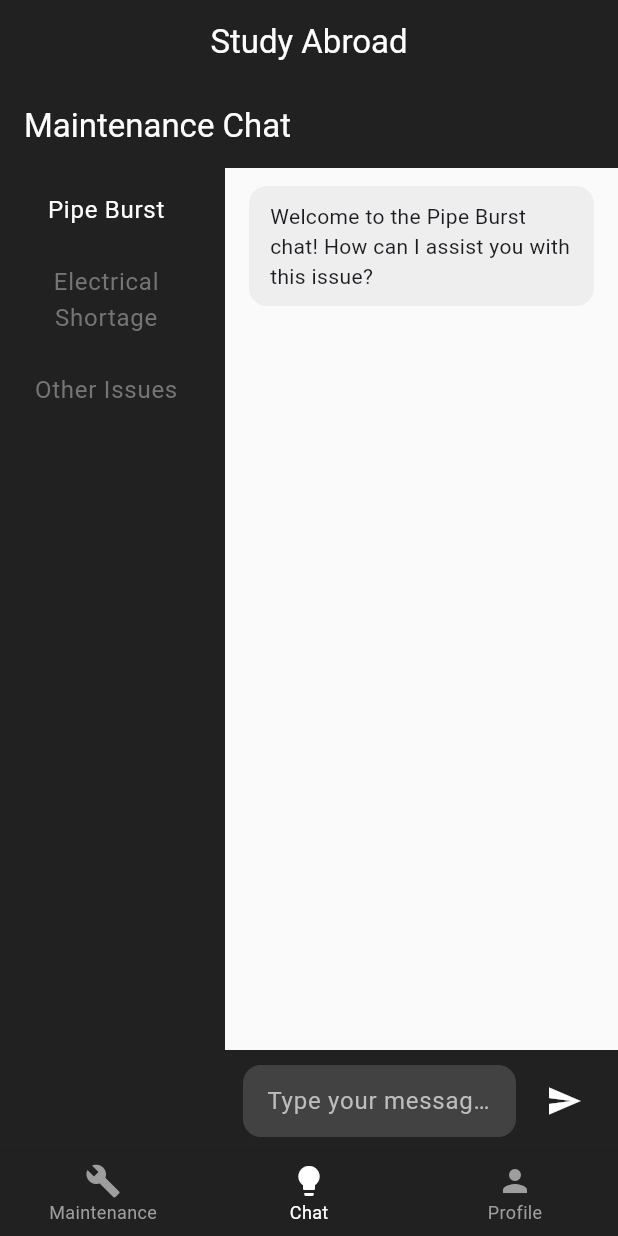
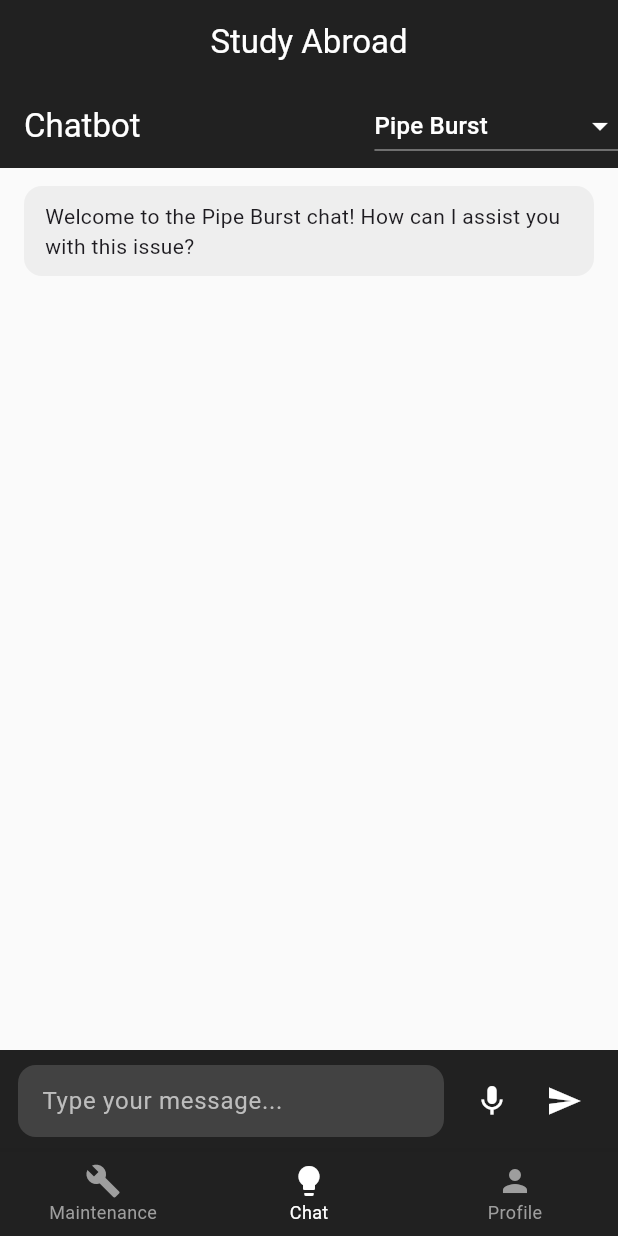
Before and after one commit to danielpack212/arecapp, a Flutter app: the screen it shows once a user with an empty profile is signed in, item 2 of the bottom bar chosen, after a tap on the "send" icon, on a phone screen of 412 x 824 dp. Run offline on Flutter 3.47's test engine with Material 3 defaults, Android fonts, the phone set to English and light mode, and no system bars; our stand-ins replace cloud_firestore, firebase_auth, firebase_core, firebase_messaging, flutter_local_notifications, speech_to_text; accounts and stored records are empty; network calls fail.

Commit message:
updated webApp to have scroll, VTT, and http chats

```diff
--- a/lib/home_page.dart
+++ b/lib/home_page.dart
@@ -1,6 +1,9 @@
 import 'package:flutter/material.dart';
 import 'package:flutter/foundation.dart' show kIsWeb;
-import 'sidebar.dart';  // Import the Sidebar widget
+import 'package:http/http.dart' as http;
+import 'dart:convert';
+import 'package:speech_to_text/speech_to_text.dart' as stt;
+import 'sidebar.dart';
 
 class ChatbotPage extends StatefulWidget {
   @override
@@ -9,6 +12,8 @@ class ChatbotPage extends StatefulWidget {
 
 class _ChatbotPageState extends State<ChatbotPage> {
   final TextEditingController _controller = TextEditingController();
+  final ScrollController _scrollController = ScrollController();
+
   List<List<Map<String, String>>> conversations = [
     [{'sender': 'bot', 'text': 'Welcome to the Pipe Burst chat! How can I assist you with this issue?'}],
     [{'sender': 'bot', 'text': 'Welcome to the Electrical Shortage chat! What details can you provide about the problem?'}],
@@ -18,16 +23,88 @@ class _ChatbotPageState extends State<ChatbotPage> {
 
   List<String> chatTitles = ['Pipe Burst', 'Electrical Shortage', 'Other Issues'];
 
-  void _sendMessage(String message) {
+  bool _isListening = false;
+  String _speechText = '';
+  stt.SpeechToText _speech = stt.SpeechToText();
+
+  bool isWebPlatform() {
+    return kIsWeb;
+  }
+
+  void _sendMessage(String message) async {
     if (message.trim().isEmpty) return;
+
     setState(() {
       conversations[selectedConversationIndex].add({'sender': 'user', 'text': message});
-      conversations[selectedConversationIndex].add({
-        'sender': 'bot',
-        'text': 'Thank you for providing information about the ${chatTitles[selectedConversationIndex]}. A technician will review your message and respond shortly.'
+    });
+
+    _controller.clear();
+    _scrollToBottom();
+
+    try {
+      final response = await http.post(
+        Uri.parse('http://192.168.204.31:5000/chat'), // Update this URL to your server
+        headers: <String, String>{
+          'Content-Type': 'application/json; charset=UTF-8',
+        },
+        body: jsonEncode(<String, String>{
+          'text': message,
+        }),
+      );
+
+      if (response.statusCode == 200) {
+        var responseData = jsonDecode(response.body);
+        String botReply = responseData['answer'];
+
+        setState(() {
+          conversations[selectedConversationIndex].add({'sender': 'bot', 'text': botReply});
+        });
+      } else {
+        setState(() {
+          conversations[selectedConversationIndex].add({'sender': 'bot', 'text': 'Failed to get response!'});
+        });
+      }
+    } catch (e) {
+      setState(() {
+        conversations[selectedConversationIndex].add({'sender': 'bot', 'text': 'Error: ${e.toString()}'});
+      });
+    }
+
+    _scrollToBottom();
+  }
+
+  void _scrollToBottom() {
+    Future.delayed(Duration(milliseconds: 100), () {
+      if (_scrollController.hasClients) {
+        _scrollController.jumpTo(_scrollController.position.maxScrollExtent);
+      }
+    });
+  }
+
+  void _startListening() async {
+    if (!_isListening) {
+      bool available = await _speech.initialize();
+      if (available) {
+        setState(() {
+          _isListening = true;
+          _speechText = '';
+        });
+
+        _speech.listen(onResult: (result) {
+          setState(() {
+            _speechText = result.recognizedWords;
+            _controller.text = _speechText;
           });
         });
-    _controller.clear();
+      }
+    }
+  }
+
+  void _stopListening() async {
+    await _speech.stop();
+    setState(() {
+      _isListening = false;
+    });
   }
 
   Widget _buildMessage(Map<String, String> message) {
@@ -46,39 +123,39 @@ class _ChatbotPageState extends State<ChatbotPage> {
     );
   }
 
-  @override
-  Widget build(BuildContext context) {
-    return Scaffold(
-      appBar: !kIsWeb
-          ? AppBar(
-              title: Text('Maintenance Chat', style: TextStyle(color: Colors.white)),
-              backgroundColor: Colors.grey[900],
-            )
-          : null,
-      body: Row(
-        children: [
-          Sidebar(
-            conversations: chatTitles,
-            onConversationSelected: (index) {
+  Widget _buildDropdown() {
+    return DropdownButton<int>(
+      dropdownColor: Colors.grey[900],
+      value: selectedConversationIndex + 1,
+      icon: const Icon(Icons.arrow_drop_down, color: Colors.white),
+      onChanged: (int? newValue) {
         setState(() {
-                selectedConversationIndex = index;
+          selectedConversationIndex = newValue! - 1;
+          _scrollToBottom();
         });
       },
-            selectedConversationIndex: selectedConversationIndex,
-          ),
-          Expanded(
-            child: Column(
-              children: [
-                Expanded(
-                  child: ListView.builder(
+      items: List.generate(chatTitles.length, (index) {
+        return DropdownMenuItem<int>(
+          value: index + 1,
+          child: Text(chatTitles[index], style: TextStyle(color: Colors.white)),
+        );
+      }),
+    );
+  }
+
+  Widget _buildChatList() {
+    return ListView.builder(
+      controller: _scrollController,
       padding: EdgeInsets.all(8),
       itemCount: conversations[selectedConversationIndex].length,
       itemBuilder: (context, index) {
         return _buildMessage(conversations[selectedConversationIndex][index]);
       },
-                  ),
-                ),
-                Container(
+    );
+  }
+
+  Widget _buildInputArea() {
+    return Container(
       padding: EdgeInsets.symmetric(horizontal: 12, vertical: 10),
       color: Colors.grey[900],
       child: Row(
@@ -103,17 +180,80 @@ class _ChatbotPageState extends State<ChatbotPage> {
           ),
           SizedBox(width: 8),
           IconButton(
+            icon: Icon(
+              Icons.mic,
+              color: _isListening ? Colors.red : Colors.white
+            ),
+            onPressed: () {
+              if (_isListening) {
+                _stopListening();
+              } else {
+                _startListening();
+              }
+            },
+          ),
+          IconButton(
             icon: Icon(Icons.send, color: Colors.white),
             onPressed: () => _sendMessage(_controller.text),
           ),
         ],
       ),
+    );
+  }
+
+  Widget _buildMobileLayout() {
+    return Column(
+      children: [
+        Expanded(
+          child: _buildChatList(),
         ),
+        _buildInputArea(),
+      ],
+    );
+  }
+
+  Widget _buildWebLayout() {
+    return Row(
+      children: [
+        Sidebar(
+          conversations: chatTitles,
+          onConversationSelected: (index) {
+            setState(() {
+              selectedConversationIndex = index;
+            });
+          },
+          selectedConversationIndex: selectedConversationIndex,
+        ),
+        Expanded(
+          child: Column(
+            children: [
+              Expanded(
+                child: _buildChatList(),
+              ),
+              _buildInputArea(),
             ],
           ),
         ),
       ],
+    );
+  }
+
+  @override
+  Widget build(BuildContext context) {
+    bool isWeb = isWebPlatform();
+
+    return Scaffold(
+      appBar: isWeb
+        ? null  // This will hide the AppBar on web
+        : AppBar(
+        title: Text('Chatbot', style: TextStyle(color: Colors.white)),
+        backgroundColor: Colors.grey[900],
+        actions:[
+          _buildDropdown(),
+        ],
       ),
+      body: isWeb ? _buildWebLayout() : _buildMobileLayout(),
+      resizeToAvoidBottomInset: true,
     );
   }
 }
--- a/pubspec.yaml
+++ b/pubspec.yaml
@@ -19,6 +19,7 @@ dependencies:
   http: ^0.13.6
   flutter_local_notifications: ^14.0.0
   provider: ^6.0.5
+  speech_to_text: ^7.0.0
 
 dev_dependencies:
   flutter_test:
```
Also changed, not shown: pubspec.lock, 2 other files. Lines whose indentation alone changed are shown as unchanged.
